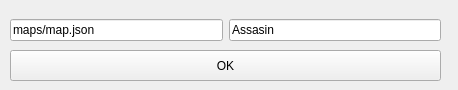
The window that CMainWindow.ui (lisu188/fall-of-nouraajd) describes before a commit, drawn with Qt 5.
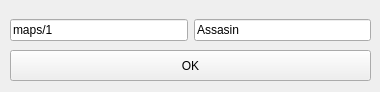
The same window after the commit.

The edit to the form file:
```diff
--- a/CMainWindow.ui
+++ b/CMainWindow.ui
@@ -6,8 +6,8 @@
    <rect>
     <x>0</x>
     <y>0</y>
-    <width>458</width>
-    <height>90</height>
+    <width>380</width>
+    <height>92</height>
    </rect>
   </property>
   <property name="windowTitle">
@@ -19,7 +19,7 @@
      <rect>
       <x>10</x>
       <y>10</y>
-      <width>431</width>
+      <width>361</width>
       <height>41</height>
      </rect>
     </property>
@@ -27,7 +27,7 @@
      <item>
       <widget class="QLineEdit" name="mapType">
        <property name="text">
-        <string>maps/map.json</string>
+        <string>maps/1</string>
        </property>
       </widget>
      </item>
@@ -45,7 +45,7 @@
      <rect>
       <x>10</x>
       <y>50</y>
-      <width>431</width>
+      <width>361</width>
       <height>31</height>
      </rect>
     </property>
```
